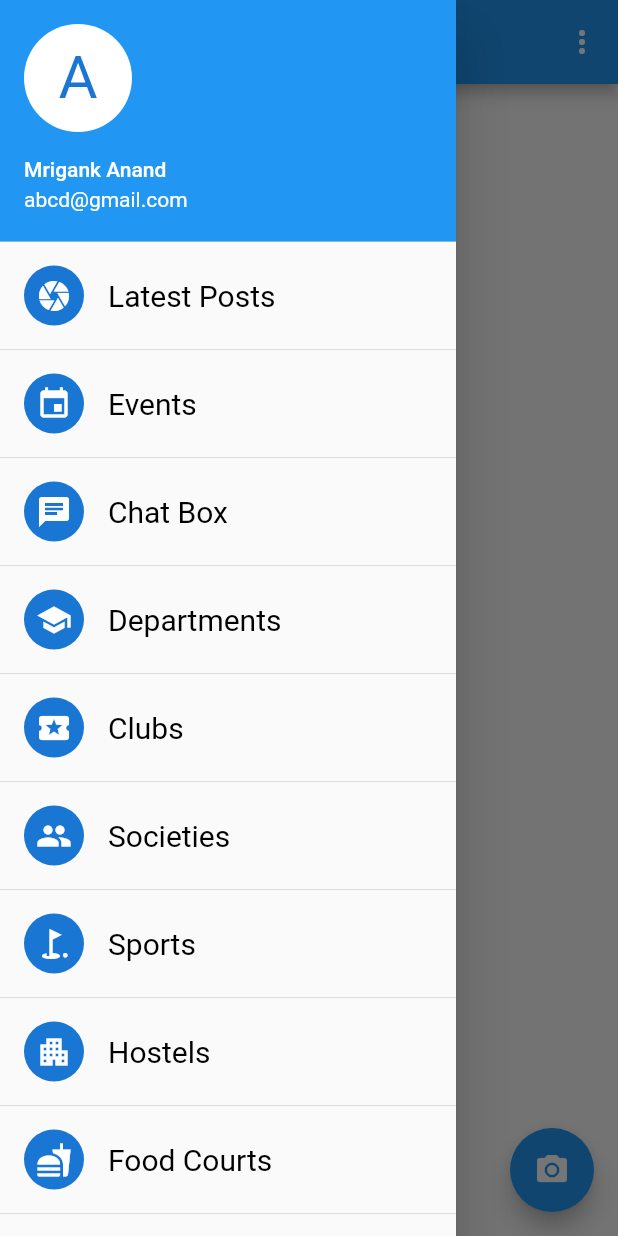
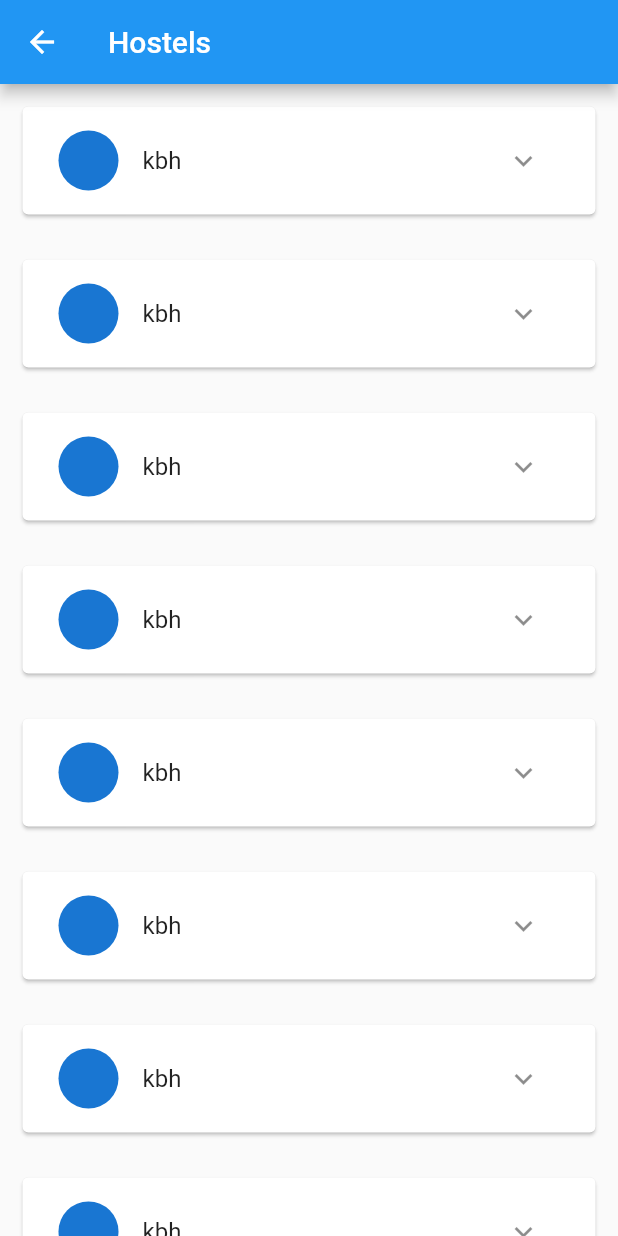
Before and after one commit to KhyatiSaini/orientation-app, a Flutter app: the screen it shows after launch, in the side drawer, after a tap on "Hostels", on a phone screen of 412 x 824 dp. Run offline on Flutter 3.47's test engine with Material 2 defaults, Android fonts, the phone set to English and light mode, and no system bars; our stand-ins replace flutter_spinkit, geolocator.

```diff
--- a/lib/main.dart
+++ b/lib/main.dart
@@ -3,6 +3,7 @@ import 'package:orientation_app/authentication/sign_in_screen.dart';
 import 'package:orientation_app/authentication/sign_up_screen.dart';
 import 'screens/welcome_screen.dart';
 import 'screens/home_screen.dart';
+import 'screens/hostels_screen.dart';
 void main() {
   runApp(MyApp());
 }
@@ -19,7 +20,8 @@ class MyApp extends StatelessWidget {
         WelcomeScreen.route: (context) => WelcomeScreen(),
         SignUp.route: (context) => SignUp(),
         signIn.route: (context) => signIn(),
-        HomeScreen.route: (context) => HomeScreen()
+        HomeScreen.route: (context) => HomeScreen(),
+        HostelsList.route: (context)=> HostelsList()
       },
     );
   }
--- /dev/null
+++ b/lib/screens/hostels_screen.dart
@@ -0,0 +1,77 @@
+import 'package:flutter/material.dart';
+import '../widgets/hostel_detail.dart';
+class HostelsList extends StatefulWidget {
+  static String route = "/hostels";
+  @override
+  _HostelsListState createState() => _HostelsListState();
+}
+
+class _HostelsListState extends State<HostelsList> {
+  @override
+  Widget build(BuildContext context) {
+    var details = [
+      {
+        "url":
+            "https://kinsta.com/wp-content/uploads/2017/04/change-wordpress-url-1.png",
+        "title": "kbh",
+        "description": "qaz wxv rjb mon lmlmml"
+      },
+      {
+        "url":
+            "https://kinsta.com/wp-content/uploads/2017/04/change-wordpress-url-1.png",
+        "title": "kbh",
+        "description": "qaz wxv rjb mon lmlmml"
+      },
+      {
+        "url":
+        "https://kinsta.com/wp-content/uploads/2017/04/change-wordpress-url-1.png",
+        "title": "kbh",
+        "description": "qaz wxv rjb mon lmlmml"
+      },
+      {
+        "url":
+        "https://kinsta.com/wp-content/uploads/2017/04/change-wordpress-url-1.png",
+        "title": "kbh",
+        "description": "qaz wxv rjb mon lmlmml"
+      },
+      {
+        "url":
+        "https://kinsta.com/wp-content/uploads/2017/04/change-wordpress-url-1.png",
+        "title": "kbh",
+        "description": "qaz wxv rjb mon lmlmml"
+      },
+      {
+        "url":
+        "https://kinsta.com/wp-content/uploads/2017/04/change-wordpress-url-1.png",
+        "title": "kbh",
+        "description": "qaz wxv rjb mon lmlmml"
+      },
+      {
+        "url":
+        "https://kinsta.com/wp-content/uploads/2017/04/change-wordpress-url-1.png",
+        "title": "kbh",
+        "description": "qaz wxv rjb mon lmlmml"
+      },
+      {
+        "url":
+        "https://kinsta.com/wp-content/uploads/2017/04/change-wordpress-url-1.png",
+        "title": "kbh",
+        "description": "qaz wxv rjb mon lmlmml"
+      }
+    ];
+    return Scaffold(
+      appBar: AppBar(
+        title: Text("Hostels"),
+      ),
+      // navigation drawer
+      body: Container(
+        child: ListView.builder(
+          itemBuilder: (ctx, i) {
+            return HostelDetailCard(details[i]["url"], details[i]["title"], details[i]["description"]);
+          },
+          itemCount: details.length,
+        ),
+      ),
+    );
+  }
+}
--- a/lib/widgets/Drawer.dart
+++ b/lib/widgets/Drawer.dart
@@ -1,9 +1,11 @@
 import 'package:flutter/material.dart';
+import '../screens/hostels_screen.dart';
 
 class AppDrawer extends StatelessWidget {
   @override
   Widget build(BuildContext context) {
-    final style = TextStyle(color: Colors.black, fontSize: 20, fontWeight: FontWeight.w400);
+    final style = TextStyle(
+        color: Colors.black, fontSize: 20, fontWeight: FontWeight.w400);
 
     return Drawer(
         child: ListView(children: [
@@ -84,7 +86,9 @@ class AppDrawer extends StatelessWidget {
       ),
       Divider(),
       ListTile(
-        onTap: () {},
+        onTap: () {
+          Navigator.pushNamed(context, HostelsList.route);
+        },
         leading: CircleAvatar(child: Icon(Icons.apartment)),
         title: Text(
           "Hostels",
--- /dev/null
+++ b/lib/widgets/hostel_detail.dart
@@ -0,0 +1,61 @@
+import 'package:flutter/material.dart';
+
+class HostelDetailCard extends StatefulWidget {
+  final String imageUrl;
+  final String title;
+  final String description;
+
+  HostelDetailCard(this.imageUrl, this.title, this.description);
+
+  @override
+  _HostelDetailCardState createState() => _HostelDetailCardState();
+}
+
+class _HostelDetailCardState extends State<HostelDetailCard> {
+  @override
+  bool expand = false;
+
+  Widget build(BuildContext context) {
+    return Card(
+      margin: EdgeInsets.symmetric(vertical: 15, horizontal: 15),
+      child: Padding(
+        padding: const EdgeInsets.all(8.0),
+        child: Column(
+          children: [
+            ListTile(
+              leading: CircleAvatar(),
+              title: Text(widget.title),
+              trailing: IconButton(
+                icon:
+                    expand ? Icon(Icons.expand_less) : Icon(Icons.expand_more),
+                onPressed: () {
+                  setState(() {
+                    expand = !expand;
+                  });
+                },
+              ),
+            ),
+            if (expand == true)
+              Container(
+                width: double.infinity,
+                height: 100,
+                child: Column(
+                  children: [
+                    Title(
+                        color: Colors.black,
+                        child: Text(
+                          "Description",
+                          style: TextStyle(color: Colors.black, fontSize: 15, fontWeight: FontWeight.w400),
+                        )),
+                    Center(
+                      child: Text(widget.description),
+                    ),
+                  ],
+                ),
+              )
+          ],
+        ),
+      ),
+    );
+  }
+}
```
Also changed, not shown: lib/classes/FoodCourt.dart (added, +14 -0 lines), lib/classes/club.dart (added, +27 -0 lines), lib/classes/department.dart (added, +14 -0 lines), lib/classes/event.dart (added, +14 -0 lines), lib/classes/hostel.dart (added, +14 -0 lines), lib/classes/placetovisit.dart (added, +16 -0 lines), lib/classes/shop.dart (added, +14 -0 lines), lib/classes/society.dart (added, +27 -0 lines), lib/classes/sport.dart (added, +14 -0 lines).
